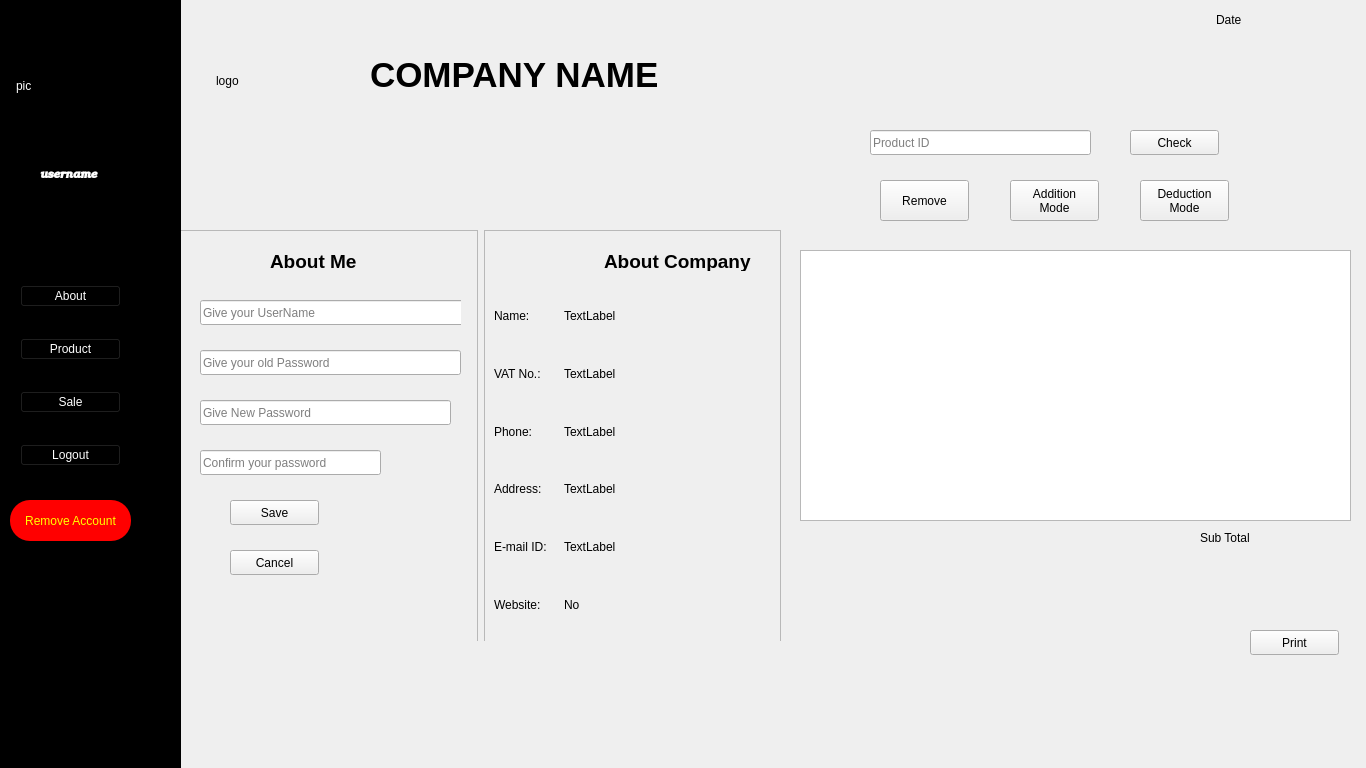
First picture: the form in cashierwindow.ui, repository RamrajCh/SuperMarket-Billing-System, before the edit.
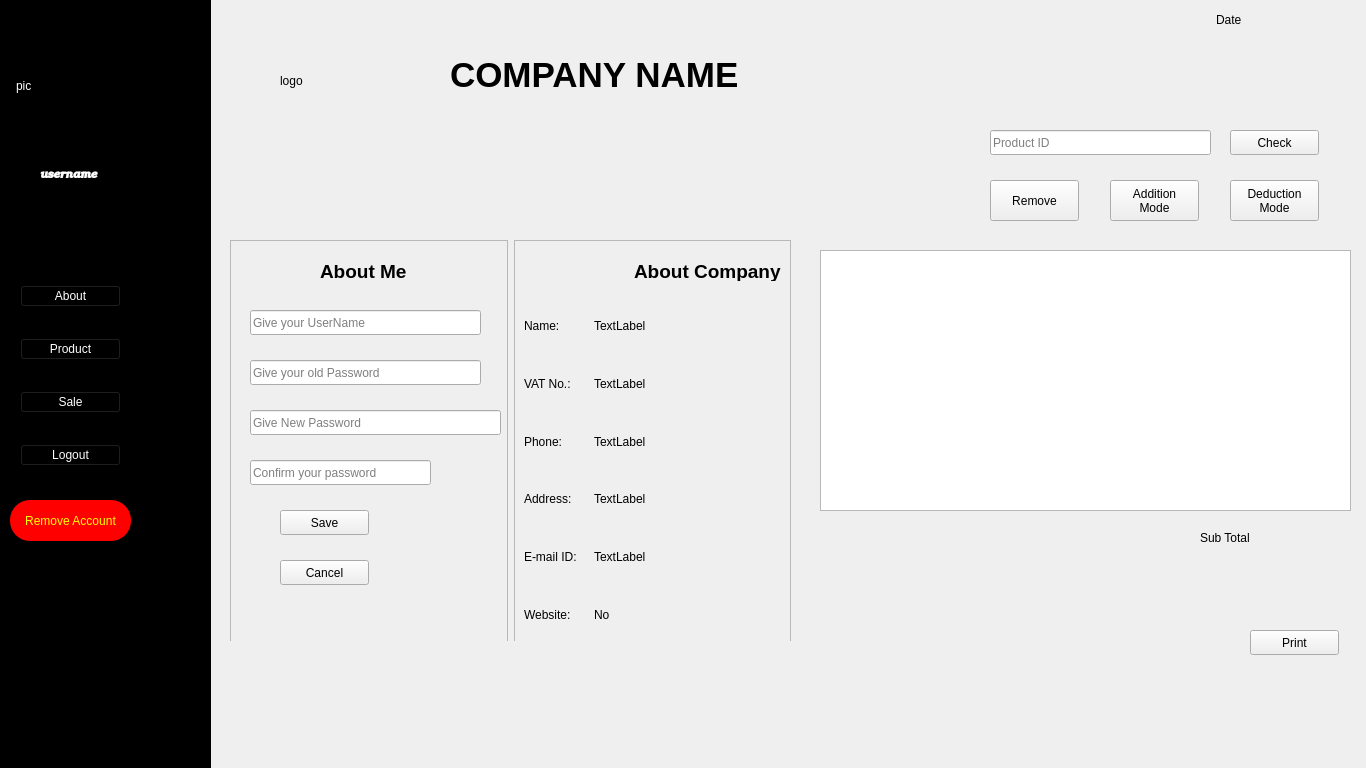
Second picture: the form after the edit. The open tabs and pages were chosen to show the change.

Diff of the .ui file:
```diff
--- a/cashierwindow.ui
+++ b/cashierwindow.ui
@@ -20,7 +20,7 @@
    <widget class="QStackedWidget" name="cashierStack">
     <property name="geometry">
      <rect>
-      <x>180</x>
+      <x>230</x>
       <y>160</y>
       <width>611</width>
       <height>481</height>
@@ -34,9 +34,9 @@
       <property name="geometry">
        <rect>
         <x>0</x>
-        <y>70</y>
-        <width>601</width>
-        <height>451</height>
+        <y>80</y>
+        <width>561</width>
+        <height>441</height>
        </rect>
       </property>
       <layout class="QHBoxLayout" name="horizontalLayout_2">
@@ -173,7 +173,7 @@
              <rect>
               <x>10</x>
               <y>70</y>
-              <width>261</width>
+              <width>231</width>
               <height>25</height>
              </rect>
             </property>
@@ -238,7 +238,7 @@
              <rect>
               <x>10</x>
               <y>20</y>
-              <width>271</width>
+              <width>231</width>
               <height>25</height>
              </rect>
             </property>
@@ -533,7 +533,7 @@
      <rect>
       <x>0</x>
       <y>0</y>
-      <width>181</width>
+      <width>211</width>
       <height>768</height>
      </rect>
     </property>
@@ -644,7 +644,7 @@
    <widget class="QLabel" name="companyName">
     <property name="geometry">
      <rect>
-      <x>370</x>
+      <x>450</x>
       <y>30</y>
       <width>641</width>
       <height>91</height>
@@ -660,7 +660,7 @@
    <widget class="QLabel" name="label_6">
     <property name="geometry">
      <rect>
-      <x>216</x>
+      <x>280</x>
       <y>20</y>
       <width>151</width>
       <height>121</height>
@@ -673,7 +673,7 @@
    <widget class="QLineEdit" name="productID">
     <property name="geometry">
      <rect>
-      <x>870</x>
+      <x>990</x>
       <y>130</y>
       <width>221</width>
       <height>25</height>
@@ -686,7 +686,7 @@
    <widget class="QPushButton" name="checkProduct">
     <property name="geometry">
      <rect>
-      <x>1130</x>
+      <x>1230</x>
       <y>130</y>
       <width>89</width>
       <height>25</height>
@@ -699,9 +699,9 @@
    <widget class="QStackedWidget" name="billStack">
     <property name="geometry">
      <rect>
-      <x>830</x>
+      <x>970</x>
       <y>170</y>
-      <width>481</width>
+      <width>381</width>
       <height>61</height>
      </rect>
     </property>
@@ -712,7 +712,7 @@
      <widget class="QSpinBox" name="quantityBox">
       <property name="geometry">
        <rect>
-        <x>60</x>
+        <x>50</x>
         <y>10</y>
         <width>161</width>
         <height>26</height>
@@ -722,7 +722,7 @@
      <widget class="QPushButton" name="addProduct">
       <property name="geometry">
        <rect>
-        <x>260</x>
+        <x>240</x>
         <y>10</y>
         <width>89</width>
         <height>25</height>
@@ -737,7 +737,7 @@
      <widget class="QPushButton" name="removeProduct">
       <property name="geometry">
        <rect>
-        <x>50</x>
+        <x>20</x>
         <y>10</y>
         <width>89</width>
         <height>41</height>
@@ -750,7 +750,7 @@
      <widget class="QPushButton" name="additionMode">
       <property name="geometry">
        <rect>
-        <x>180</x>
+        <x>140</x>
         <y>10</y>
         <width>89</width>
         <height>41</height>
@@ -764,7 +764,7 @@
      <widget class="QPushButton" name="deductionMode">
       <property name="geometry">
        <rect>
-        <x>310</x>
+        <x>260</x>
         <y>10</y>
         <width>89</width>
         <height>41</height>
@@ -792,16 +792,6 @@
     </property>
     <widget class="QWidget" name="page_7"/>
     <widget class="QWidget" name="page_10">
-     <widget class="QTableView" name="billTable">
-      <property name="geometry">
-       <rect>
-        <x>10</x>
-        <y>20</y>
-        <width>551</width>
-        <height>271</height>
-       </rect>
-      </property>
-     </widget>
      <widget class="QPushButton" name="printBillButton">
       <property name="geometry">
        <rect>
@@ -841,18 +831,15 @@
        <string/>
       </property>
      </widget>
-     <widget class="QLabel" name="subTotal_2">
+     <widget class="QTableWidget" name="billTable">
       <property name="geometry">
        <rect>
-        <x>480</x>
-        <y>300</y>
-        <width>67</width>
-        <height>17</height>
+        <x>30</x>
+        <y>20</y>
+        <width>531</width>
+        <height>261</height>
        </rect>
       </property>
-      <property name="text">
-       <string/>
-      </property>
      </widget>
     </widget>
    </widget>
```
